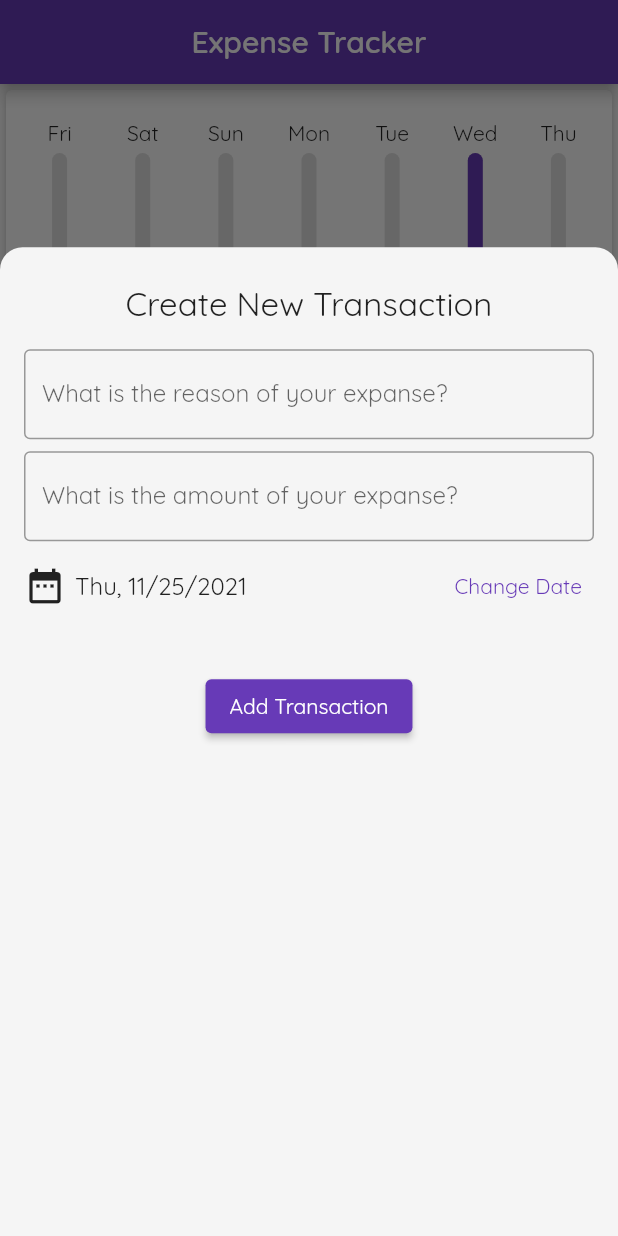
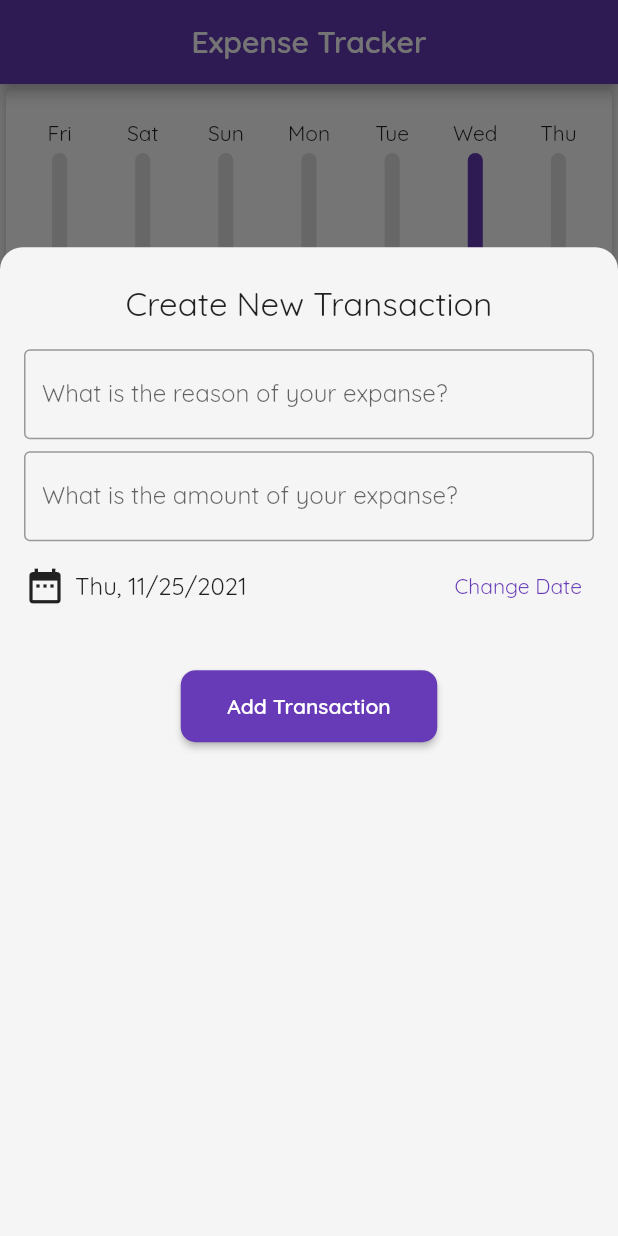
Before and after one commit to hasansujon786/flutter-expense-tracker, a Flutter app: the screen it shows after launch, after a tap on the "delete" icon, after a tap on the "add" icon, on a phone screen of 412 x 824 dp. Run offline on Flutter 3.47's test engine with Material 2 defaults, Android fonts, the phone set to English and light mode, and no system bars.

Commit message:
ui: add auto height list view

```diff
--- a/lib/screens/home_screen.dart
+++ b/lib/screens/home_screen.dart
@@ -98,15 +98,23 @@ class _HomeScreenState extends State<HomeScreen> {
 
   @override
   Widget build(BuildContext context) {
+    final appBar = AppBar(
+      title: Text(widget.title),
+    );
+    final media = MediaQuery.of(context);
+    final screenHeight =
+        media.size.height - appBar.preferredSize.height - media.padding.top;
+
     return Scaffold(
-      appBar: AppBar(
-        title: Text(widget.title),
-      ),
+      appBar: appBar,
       body: SingleChildScrollView(
         child: Column(
           crossAxisAlignment: CrossAxisAlignment.stretch,
           children: [
-            ChartWeekdays(lastWeekTransactions: lastWeekTransactions),
+            SizedBox(
+                height: screenHeight * 0.3,
+                child:
+                    ChartWeekdays(lastWeekTransactions: lastWeekTransactions)),
             _userTransactions.isEmpty
                 ? const SizedBox(
                     height: 200,
@@ -117,9 +125,12 @@ class _HomeScreenState extends State<HomeScreen> {
                       ),
                     ),
                   )
-                : TransactionList(
-                    transactions: _userTransactions,
-                    onDeleteTransaction: _deleteTransaction,
+                : SizedBox(
+                    height: screenHeight * 0.7,
+                    child: TransactionList(
+                      transactions: _userTransactions,
+                      onDeleteTransaction: _deleteTransaction,
+                    ),
                   ),
           ],
         ),
--- a/lib/widgets/chart_weekdays.dart
+++ b/lib/widgets/chart_weekdays.dart
@@ -40,6 +40,7 @@ class ChartWeekdays extends StatelessWidget {
     return Card(
       elevation: 3,
       child: Container(
+        width: double.infinity,
         padding: const EdgeInsets.symmetric(vertical: 20, horizontal: 8),
         child: Row(
           mainAxisAlignment: MainAxisAlignment.spaceBetween,
@@ -54,8 +55,6 @@ class ChartWeekdays extends StatelessWidget {
                         totalSpendingOfWeek);
           }).toList(),
         ),
-        width: double.infinity,
-        height: 160,
       ),
     );
   }
--- a/lib/widgets/new_transaction.dart
+++ b/lib/widgets/new_transaction.dart
@@ -58,7 +58,7 @@ class _NewTransactionState extends State<NewTransaction> {
               labelText: 'What is the reason of your expanse?',
             ),
             controller: _titleConroller,
-            onSubmitted: (_) => _onSubmitData(),
+            /* onSubmitted: (_) => _onSubmitData(), */
           ),
           const SizedBox(height: 8),
           TextField(
@@ -68,7 +68,7 @@ class _NewTransactionState extends State<NewTransaction> {
             ),
             controller: _amountConroller,
             keyboardType: const TextInputType.numberWithOptions(decimal: true),
-            onSubmitted: (_) => _onSubmitData(),
+            /* onSubmitted: (_) => _onSubmitData(), */
           ),
           const SizedBox(height: 6),
           Row(
@@ -94,10 +94,21 @@ class _NewTransactionState extends State<NewTransaction> {
           const SizedBox(height: 32),
           Center(
             child: ElevatedButton(
-              child: const Text('Add Transaction'),
+              child: const Padding(
+                padding: EdgeInsets.all(15.0),
+                child: Text(
+                  'Add Transaction',
+                  style: TextStyle(fontWeight: FontWeight.bold),
+                ),
+              ),
               onPressed: _onSubmitData,
+              style: ElevatedButton.styleFrom(
+                shape: RoundedRectangleBorder(
+                  borderRadius: BorderRadius.circular(10.0),
+                ),
+              ),
             ),
-          )
+          ),
         ],
       ),
     );
--- a/lib/widgets/transaction_list.dart
+++ b/lib/widgets/transaction_list.dart
@@ -12,9 +12,7 @@ class TransactionList extends StatelessWidget {
 
   @override
   Widget build(BuildContext context) {
-    return SizedBox(
-      height: 200,
-      child: ListView.builder(
+    return ListView.builder(
       itemBuilder: (ctx, index) {
         return TransactionListItem(
           transaction: transactions[index],
@@ -22,7 +20,6 @@ class TransactionList extends StatelessWidget {
         );
       },
       itemCount: transactions.length,
-      ),
     );
   }
 }
```
Lines whose indentation alone changed are shown as unchanged.
